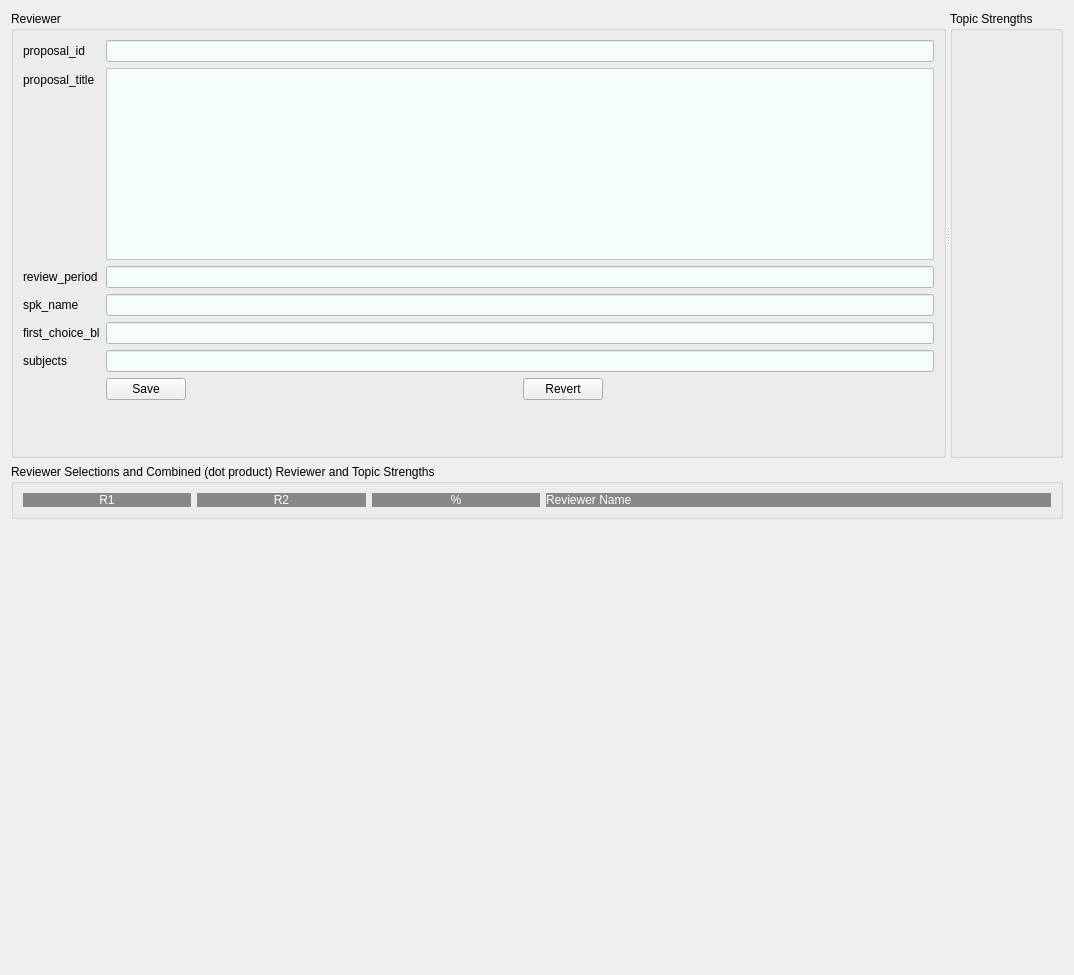
The window that src/Assign_GUP/resources/proposal_details.ui (prjemian/assign_gup) describes before a commit, drawn with Qt 5.
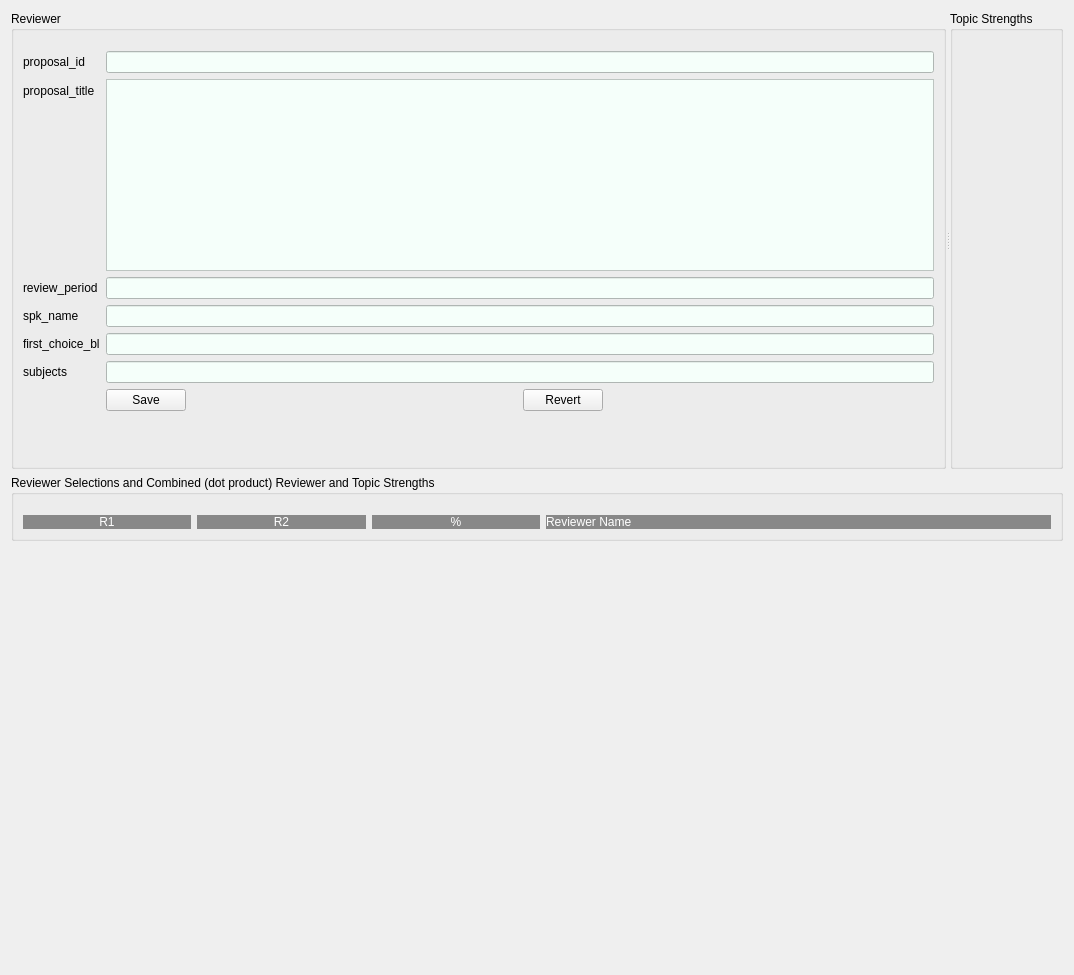
The same window after the commit.

Commit message: larger (than default) top margin needed on QGroupBox on Linux

The edit to the form file:
```diff
--- a/src/Assign_GUP/resources/proposal_details.ui
+++ b/src/Assign_GUP/resources/proposal_details.ui
@@ -20,6 +20,9 @@
       <string>Reviewer Selections and Combined (dot product) Reviewer and Topic Strengths</string>
      </property>
      <layout class="QGridLayout" name="gridLayout_4">
+      <property name="topMargin">
+       <number>20</number>
+      </property>
       <item row="0" column="0">
        <layout class="QGridLayout" name="reviewer_grid_layout" columnstretch="1,1,1,3">
         <item row="0" column="0">
@@ -89,6 +92,9 @@
        <string>Reviewer</string>
       </property>
       <layout class="QGridLayout" name="gridLayout_2">
+       <property name="topMargin">
+        <number>20</number>
+       </property>
        <item row="0" column="0">
         <layout class="QFormLayout" name="formLayout">
          <item row="0" column="0">
@@ -262,6 +268,9 @@
        <set>Qt::AlignLeading|Qt::AlignLeft|Qt::AlignTop</set>
       </property>
       <layout class="QGridLayout" name="gridLayout_3">
+       <property name="topMargin">
+        <number>20</number>
+       </property>
        <item row="0" column="1">
         <layout class="QGridLayout" name="topic_layout"/>
        </item>
```
The commit also changes 2 other files.
